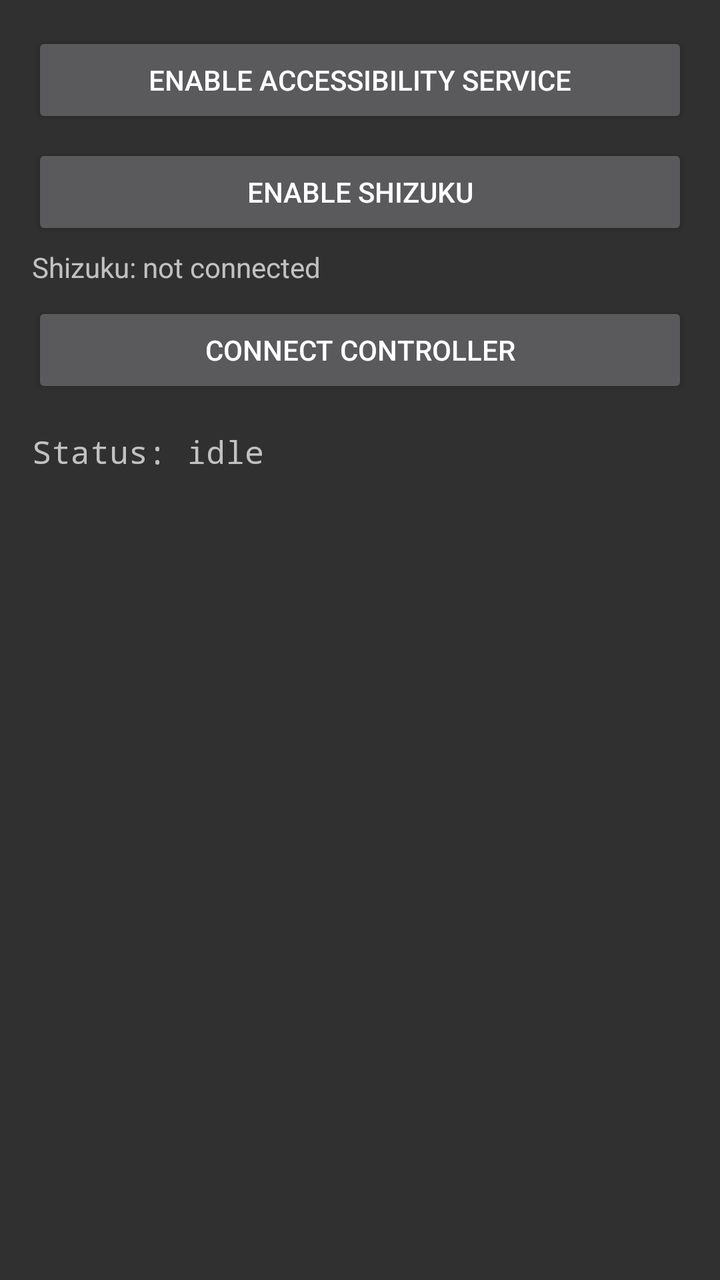
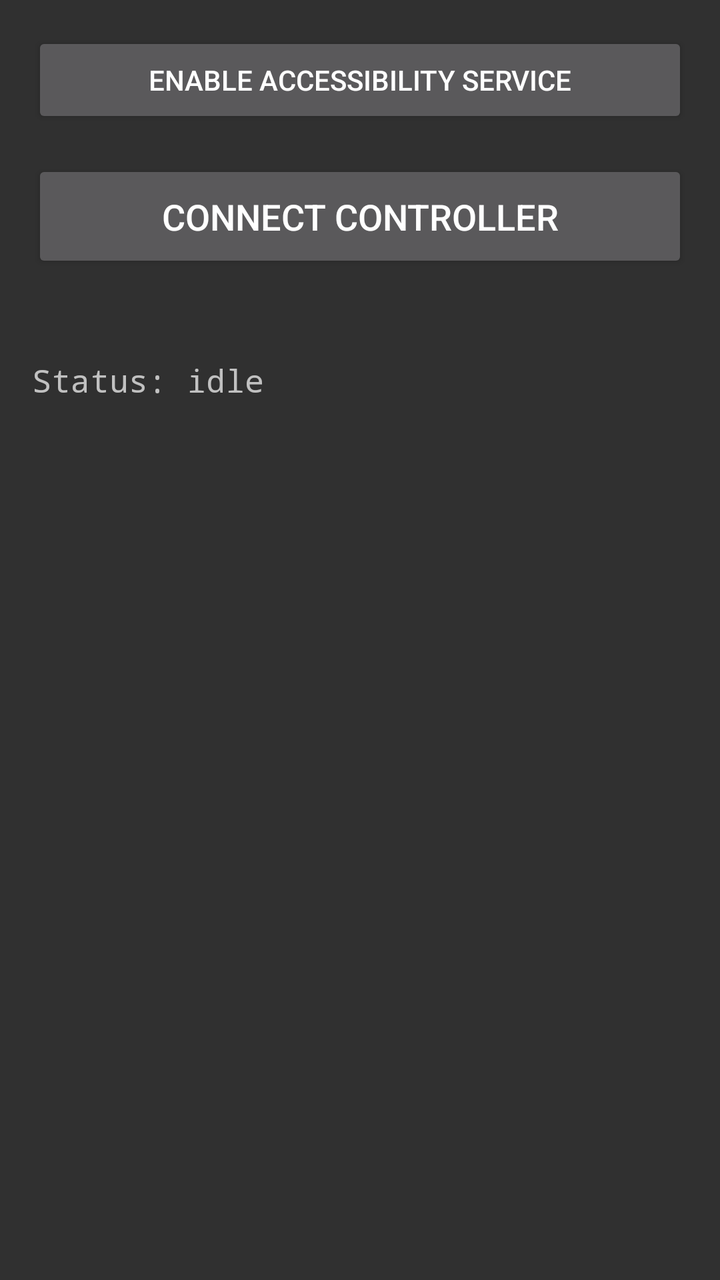

Before-and-after screenshots of an Android layout around one commit, followed by the original layout XML and the change that was made.
<!-- AndroidManifest.xml: application theme Theme.AppCompat -->
<!-- res/layout/activity_main.xml -->
<?xml version="1.0" encoding="utf-8"?>
<LinearLayout xmlns:android="http://schemas.android.com/apk/res/android"
    android:layout_width="match_parent"
    android:layout_height="match_parent"
    android:orientation="vertical"
    android:padding="16dp">

    <Button
        android:id="@+id/openAccessibilityBtn"
        android:layout_width="match_parent"
        android:layout_height="wrap_content"
        android:text="Enable Accessibility Service" />

    <Button
        android:id="@+id/enableShizukuBtn"
        android:layout_width="match_parent"
        android:layout_height="wrap_content"
        android:layout_marginTop="8dp"
        android:text="Enable Shizuku" />

    <TextView
        android:id="@+id/shizukuStatusText"
        android:layout_width="match_parent"
        android:layout_height="wrap_content"
        android:layout_marginTop="4dp"
        android:textSize="14sp"
        android:text="Shizuku: not connected" />

    <Button
        android:id="@+id/connectBtn"
        android:layout_width="match_parent"
        android:layout_height="wrap_content"
        android:layout_marginTop="8dp"
        android:text="Connect Controller" />

    <TextView
        android:id="@+id/statusText"
        android:layout_width="match_parent"
        android:layout_height="wrap_content"
        android:layout_marginTop="16dp"
        android:textSize="16sp"
        android:fontFamily="monospace"
        android:text="Status: idle" />

</LinearLayout>
<!-- resources referenced by this layout -->
<resources>

</resources>

<!-- the commit's change to res/layout/activity_main.xml (unified diff, before → after) -->
@@ -1,7 +1,11 @@
 <?xml version="1.0" encoding="utf-8"?>
-<LinearLayout xmlns:android="http://schemas.android.com/apk/res/android"
+<ScrollView xmlns:android="http://schemas.android.com/apk/res/android"
     android:layout_width="match_parent"
-    android:layout_height="match_parent"
+    android:layout_height="match_parent">
+
+<LinearLayout
+    android:layout_width="match_parent"
+    android:layout_height="wrap_content"
     android:orientation="vertical"
     android:padding="16dp">
 
@@ -12,26 +16,21 @@
         android:text="Enable Accessibility Service" />
 
     <Button
-        android:id="@+id/enableShizukuBtn"
+        android:id="@+id/connectBtn"
+        android:layout_width="match_parent"
+        android:layout_height="wrap_content"
+        android:layout_marginTop="16dp"
+        android:textSize="18sp"
+        android:padding="16dp"
+        android:text="Connect Controller" />
+
+    <TextView
+        android:id="@+id/wirelessStatusText"
         android:layout_width="match_parent"
         android:layout_height="wrap_content"
         android:layout_marginTop="8dp"
-        android:text="Enable Shizuku" />
-
-    <TextView
-        android:id="@+id/shizukuStatusText"
-        android:layout_width="match_parent"
-        android:layout_height="wrap_content"
-        android:layout_marginTop="4dp"
         android:textSize="14sp"
-        android:text="Shizuku: not connected" />
-
-    <Button
-        android:id="@+id/connectBtn"
-        android:layout_width="match_parent"
-        android:layout_height="wrap_content"
-        android:layout_marginTop="8dp"
-        android:text="Connect Controller" />
+        android:text="" />
 
     <TextView
         android:id="@+id/statusText"
@@ -43,3 +42,4 @@
         android:text="Status: idle" />
 
 </LinearLayout>
+</ScrollView>
